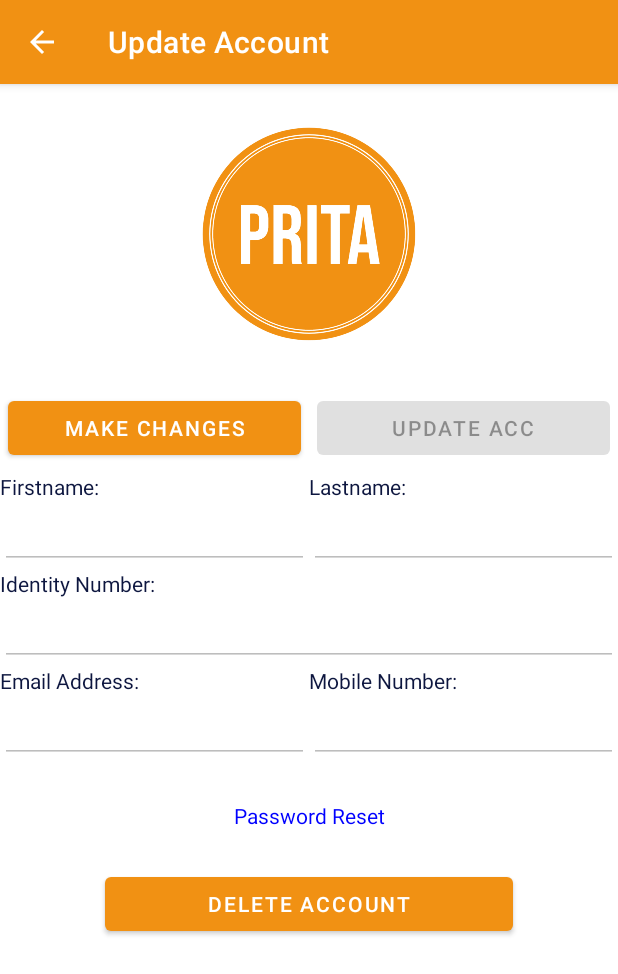
After one commit to bheki97/speech2text, an Android app: the ProfileActivity screen opened directly, with no data from a screen before it, on a phone screen of 412 x 824 dp. The commit adds this screen. Shown: the top 974 px of the screen. Run offline under Robolectric (Android 15) with nearby library versions, the phone set to English and light mode, and no system bars; 6 statements that could not run were skipped.

Commit message:
Setting end point to update and delete account

```diff
--- a/app/src/main/java/za/ac/bheki97/speech2text/MainActivity.java
+++ b/app/src/main/java/za/ac/bheki97/speech2text/MainActivity.java
@@ -69,7 +69,9 @@ public class MainActivity extends AppCompatActivity {
     }
 
     private void addOnClickForFgtPasswordLink() {
-        Toast.makeText(MainActivity.this,"Function Not Yet Available",Toast.LENGTH_SHORT).show();
+        binding.fgrtPasswordLink.setOnClickListener(view ->{
+            Toast.makeText(MainActivity.this,"Function Not Yet Available",Toast.LENGTH_SHORT).show();
+        });
     }
 
     private void addOnClickForLoginBtn() throws UserInputFieldException{
--- /dev/null
+++ b/app/src/main/java/za/ac/bheki97/speech2text/ProfileActivity.java
@@ -0,0 +1,178 @@
+package za.ac.bheki97.speech2text;
+
+import androidx.appcompat.app.AppCompatActivity;
+import androidx.appcompat.widget.Toolbar;
+
+import android.os.Bundle;
+import android.view.MenuItem;
+import android.widget.Button;
+import android.widget.TextView;
+import android.widget.Toast;
+
+import za.ac.bheki97.speech2text.databinding.ActivityProfileBinding;
+import za.ac.bheki97.speech2text.exception.UserInputFieldException;
+import za.ac.bheki97.speech2text.model.user.AuthUserInfo;
+import za.ac.bheki97.speech2text.model.user.User;
+
+public class ProfileActivity extends AppCompatActivity {
+    private ActivityProfileBinding binding;
+    private Button updateAccBtn, makeChangesBtn,delAccBtn;
+    private AuthUserInfo userInfo;
+    private TextView passwrdReset;
+    private User user;
+
+    @Override
+    protected void onCreate(Bundle savedInstanceState) {
+        super.onCreate(savedInstanceState);
+        userInfo = (AuthUserInfo) getIntent().getSerializableExtra("userInfo");
+        user = userInfo.getUser();
+
+
+        //initialize Binding
+        binding = ActivityProfileBinding.inflate(getLayoutInflater());
+        setContentView(binding.getRoot());
+
+
+
+        //initial User to the Edit Text
+        initialsEditText();
+
+        //Configure Edit Text for changes
+        makeChangesBtn = binding.makeChangeBtn;
+        enableEditTextForChanges();
+
+        //Configure Password Reset Text View
+        passwrdReset = binding.passwrdReset;
+        setOnclickListenerForPasswrdRest();
+
+        //Configure Delete Account Button
+        delAccBtn = binding.delAccBtn;
+        setOnclickListenerForDelAccBtn();
+
+        //Set Onclick Listener for update acc button
+        updateAccBtn = binding.updateAccBtn;
+        setOnclickListenerForUpdateAccBtn();
+
+        getSupportActionBar().setDisplayHomeAsUpEnabled(true);
+
+    }
+
+
+
+    private void setOnclickListenerForDelAccBtn() {
+        delAccBtn.setOnClickListener(view ->{
+            Toast.makeText(this,"Functionality Not Yet Implemented!!!",Toast.LENGTH_LONG).show();
+        });
+    }
+
+    private void setOnclickListenerForPasswrdRest() {
+        passwrdReset.setOnClickListener(view ->{
+            Toast.makeText(this,"Functionality Not Yet Implemented!!!",Toast.LENGTH_LONG).show();
+        });
+
+    }
+
+    private void enableEditTextForChanges() {
+        makeChangesBtn.setOnClickListener(view ->{
+            if(binding.firstnameInput.isEnabled()){
+                binding.firstnameInput.setEnabled(false);
+                binding.lastnameInput.setEnabled(false);
+                binding.emailEditText.setEnabled(false);
+                binding.mobileNumEditTxt.setEnabled(false);
+                binding.updateAccBtn.setEnabled(false);
+                initialsEditText();
+
+            }else{
+                binding.firstnameInput.setEnabled(true);
+                binding.lastnameInput.setEnabled(true);
+                binding.emailEditText.setEnabled(true);
+                binding.mobileNumEditTxt.setEnabled(true);
+                binding.updateAccBtn.setEnabled(true);
+            }
+        });
+
+    }
+
+    private void initialsEditText() {
+        binding.firstnameInput.setText(user.getFirstname());
+        binding.lastnameInput.setText(user.getLastname());
+        binding.idInput.setText(user.getIdNumber());
+        binding.emailEditText.setText(user.getEmail());
+        binding.mobileNumEditTxt.setText(user.getContactNo());
+
+    }
+
+    private void setOnclickListenerForUpdateAccBtn() {
+        updateAccBtn.setOnClickListener( btn ->{
+
+            try{
+                editUserObjUsingInputFields();
+
+            }catch (NumberFormatException numExc){
+                Toast.makeText(this,"Mobile Number Invalid",Toast.LENGTH_SHORT).show();
+            }catch (UserInputFieldException exc){
+                Toast.makeText(this,exc.getMessage(),Toast.LENGTH_SHORT).show();
+
+            }
+        });
+
+    }
+
+    private void editUserObjUsingInputFields() throws UserInputFieldException,NumberFormatException{
+
+        //update firstname
+        user.setFirstname(binding.firstnameInput.getText().toString());
+        if(user.getFirstname().isEmpty()){
+            System.out.println("field empty");
+            throw new UserInputFieldException("First Name Field is Empty");
+        }
+
+        //update Lastname
+        user.setLastname(binding.lastnameInput.getText().toString());
+        if(user.getLastname().isEmpty()){
+            throw new UserInputFieldException("Last Name Field is Empty");
+        }
+
+        //update Email
+        String data = binding.emailEditText.getText().toString();
+        if(data.isEmpty()){
+            throw new UserInputFieldException("Email Field is Empty");
+        }else{
+            if(data.matches("[a-zA-Z0-9._%+-]+@[a-zA-Z0-9.-]+\\.[a-zA-Z]{2,}")){
+                user.setEmail(data);
+            }else{
+                throw new UserInputFieldException("Use Correct Email Format");
+            }
+        }
+
+        //update Mobile Number
+        data = binding.mobileNumEditTxt.getText().toString();
+        if(data.isEmpty()){
+            throw new UserInputFieldException("Mobile Number Field is Empty");
+        }else{
+            if(data.matches("^[0-9]+$")){
+                //data.matches("^[0-9]+$")
+                if(data.length()==10){
+                    user.setContactNo(data);
+
+                }else{
+                    throw new UserInputFieldException("Mobile Number Must Be 10 digits");
+                }
+            }else{
+                throw new UserInputFieldException("Mobile Number Must Contain digits only");
+            }
+        }
+
+    }
+
+    @Override
+    public boolean onOptionsItemSelected(MenuItem item) {
+        switch (item.getItemId()) {
+            case android.R.id.home:
+                finish();
+                return true;
+            default:
+                return super.onOptionsItemSelected(item);
+        }
+    }
+}
--- /dev/null
+++ b/app/src/main/res/layout/activity_profile.xml
@@ -0,0 +1,138 @@
+<?xml version="1.0" encoding="utf-8"?>
+<androidx.appcompat.widget.LinearLayoutCompat xmlns:android="http://schemas.android.com/apk/res/android"
+    xmlns:app="http://schemas.android.com/apk/res-auto"
+    xmlns:tools="http://schemas.android.com/tools"
+    android:layout_width="match_parent"
+    android:layout_height="match_parent"
+    android:orientation="vertical"
+    tools:context=".ProfileActivity">
+
+    <ImageView
+        android:layout_width="match_parent"
+        android:layout_height="200dp"
+        app:srcCompat="@drawable/ic_prita"
+        android:layout_gravity="center"
+        />
+    <LinearLayout
+        android:layout_width="match_parent"
+        android:layout_height="wrap_content">
+        <Button
+            android:id="@+id/makeChangeBtn"
+            android:layout_width="0dp"
+            android:layout_weight="1"
+            android:layout_margin="5dp"
+            android:text="Make Changes"
+            android:layout_height="wrap_content"/>
+        <Button
+            android:id="@+id/updateAccBtn"
+            android:layout_width="0dp"
+            android:layout_weight="1"
+            android:text="Update Acc"
+            android:layout_margin="5dp"
+            android:enabled="false"
+            android:layout_height="wrap_content"/>
+    </LinearLayout>
+    <LinearLayout
+        android:layout_width="match_parent"
+        android:layout_height="wrap_content">
+        <LinearLayout
+            android:layout_width="0dp"
+            android:layout_height="wrap_content"
+            android:layout_weight="1"
+            android:orientation="vertical">
+            <TextView
+                android:layout_width="match_parent"
+                android:layout_height="wrap_content"
+                android:text="Firstname: "
+                android:textColor="@color/blue_zodiac"/>
+            <EditText
+                android:id="@+id/firstnameInput"
+                android:layout_width="match_parent"
+                android:layout_height="wrap_content"
+                android:enabled="false"/>
+        </LinearLayout>
+        <LinearLayout
+            android:layout_width="0dp"
+            android:layout_height="wrap_content"
+            android:layout_weight="1"
+            android:orientation="vertical">
+            <TextView
+                android:layout_width="match_parent"
+                android:layout_height="wrap_content"
+                android:text="Lastname: "
+                android:textColor="@color/blue_zodiac"/>
+            <EditText
+                android:id="@+id/lastnameInput"
+                android:layout_width="match_parent"
+                android:layout_height="wrap_content"
+                android:enabled="false"/>/>
+        </LinearLayout>
+
+
+    </LinearLayout>
+
+    <TextView
+        android:layout_width="match_parent"
+        android:layout_height="wrap_content"
+        android:text="Identity Number: "
+        android:textColor="@color/blue_zodiac"/>
+    <EditText
+        android:id="@+id/idInput"
+        android:layout_width="match_parent"
+        android:layout_height="wrap_content"
+        android:enabled="false"/>/>
+
+    <LinearLayout
+        android:layout_width="match_parent"
+        android:layout_height="wrap_content">
+    <LinearLayout
+        android:layout_width="0dp"
+        android:layout_height="wrap_content"
+        android:layout_weight="1"
+        android:orientation="vertical">
+        <TextView
+            android:layout_width="match_parent"
+            android:layout_height="wrap_content"
+            android:text="Email Address: "
+            android:textColor="@color/blue_zodiac"/>
+        <EditText
+            android:id="@+id/emailEditText"
+            android:layout_width="match_parent"
+            android:layout_height="wrap_content"
+            android:enabled="false"/>/>
+    </LinearLayout>
+    <LinearLayout
+        android:layout_width="0dp"
+        android:layout_height="wrap_content"
+        android:layout_weight="1"
+        android:orientation="vertical">
+        <TextView
+            android:layout_width="match_parent"
+            android:layout_height="wrap_content"
+            android:text="Mobile Number: "
+            android:textColor="@color/blue_zodiac"/>
+        <EditText
+            android:id="@+id/mobileNumEditTxt"
+            android:layout_width="match_parent"
+            android:layout_height="wrap_content"
+            android:enabled="false"/>/>
+    </LinearLayout>
+    </LinearLayout>
+
+    <TextView
+        android:id="@+id/passwrdReset"
+        android:layout_width="match_parent"
+        android:layout_height="wrap_content"
+        android:text="Password Reset"
+        android:textColor="@color/blue_pin"
+        android:gravity="center"
+        android:layout_margin="25dp"/>
+    <Button
+        android:id="@+id/delAccBtn"
+        android:layout_width="match_parent"
+        android:layout_height="wrap_content"
+        android:text="Delete Account"
+        android:gravity="center"
+        android:layout_marginHorizontal="70dp"/>
+
+</androidx.appcompat.widget.LinearLayoutCompat>
--- a/app/src/main/res/layout/nav_header_home.xml
+++ b/app/src/main/res/layout/nav_header_home.xml
@@ -13,7 +13,7 @@
     android:theme="@style/ThemeOverlay.AppCompat.Dark">
 
     <ImageView
-        android:id="@+id/imageView"
+        android:id="@+id/profileImageView"
         android:layout_width="wrap_content"
         android:layout_height="wrap_content"
         android:contentDescription="@string/nav_header_desc"
```
Also changed, not shown: app/src/main/AndroidManifest.xml (+33 -19 lines), app/src/main/java/za/ac/bheki97/speech2text/HomeActivity.java (+34 -0 lines), app/src/main/java/za/ac/bheki97/speech2text/Registration.java (+48 -6 lines), app/src/main/java/za/ac/bheki97/speech2text/model/retrofit/UserApi.java (+12 -1 lines).
